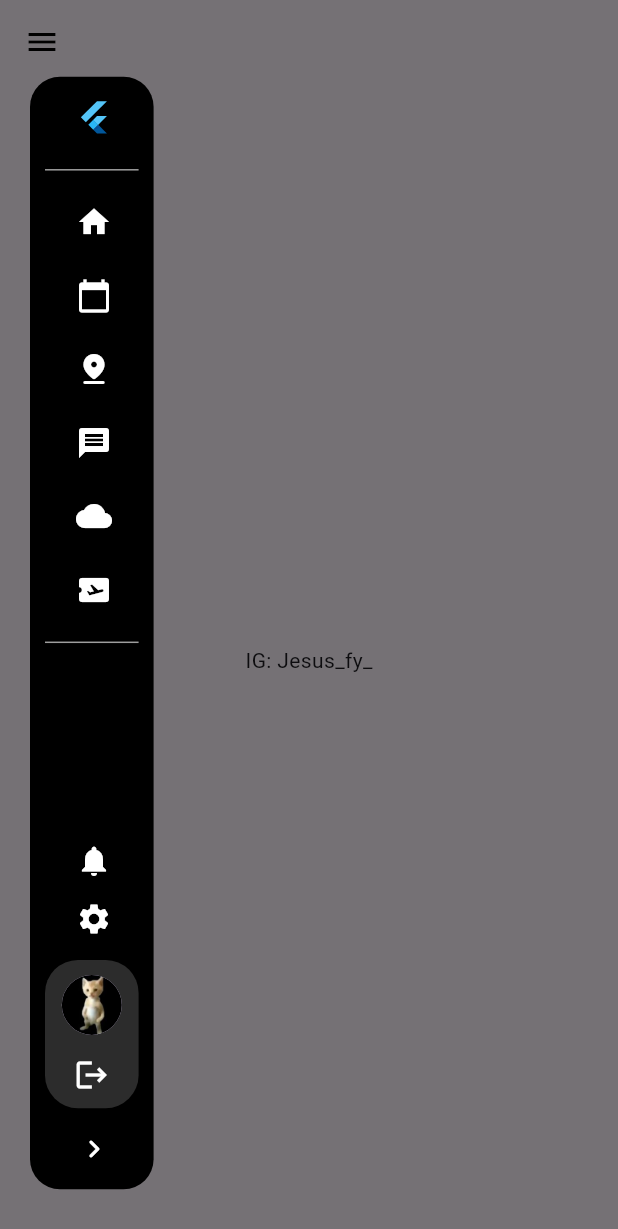
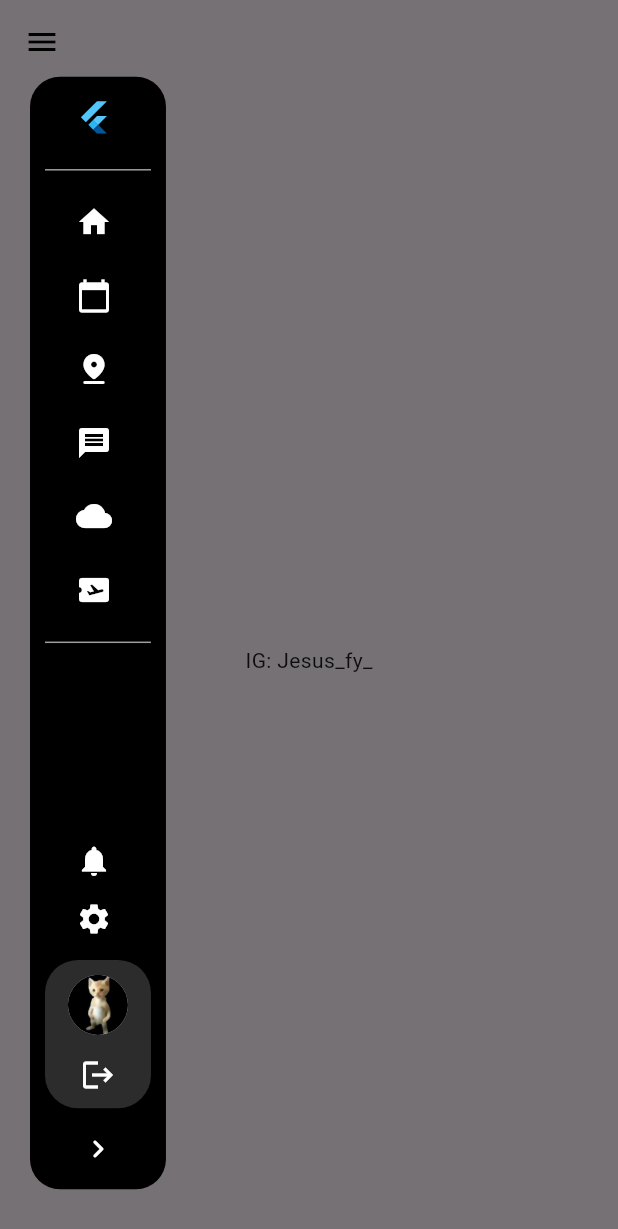
Before and after one commit to Jesus1397/Flutter-animation-drawer, a Flutter app: the screen it shows after launch, with the side drawer open, on a phone screen of 412 x 824 dp. Shown: the top 1229 px of the screen. Run offline on Flutter 3.47's test engine with Material 3 defaults, Android fonts, the phone set to English and light mode, and no system bars.

Commit message:
fix: changes

```diff
--- a/lib/components/drawer_widget.dart
+++ b/lib/components/drawer_widget.dart
@@ -22,7 +22,7 @@ class _DrawerWidgetState extends State<DrawerWidget> {
       duration: duration,
       margin: const EdgeInsets.only(top: 20, left: 20),
       padding: const EdgeInsets.symmetric(horizontal: 10, vertical: 15),
-      width: isExpanded ? size.width * 0.8 : size.width * 0.20,
+      width: isExpanded ? size.width * 0.8 : size.width * 0.22,
       height: size.height * 0.9,
       decoration: const BoxDecoration(
         color: Colors.black,
--- a/lib/components/item_animation_widget.dart
+++ b/lib/components/item_animation_widget.dart
@@ -30,7 +30,7 @@ class ItemAnimationWidget extends StatelessWidget {
           duration: duration,
           alignment: Alignment.centerLeft,
           padding: const EdgeInsets.only(left: 30),
-          width: isExpanded ? MediaQuery.of(context).size.width * 0.60 : 0.0,
+          width: isExpanded ? MediaQuery.of(context).size.width * 0.58 : 0.0,
           height: 16,
           child: AnimatedOpacity(
             opacity: isExpanded ? 1.0 : 0.0,
--- a/lib/components/logo_animation_widget.dart
+++ b/lib/components/logo_animation_widget.dart
@@ -23,7 +23,7 @@ class LogoAnimationWidget extends StatelessWidget {
         AnimatedContainer(
           padding: const EdgeInsets.only(left: 15),
           duration: duration,
-          width: isExpanded ? size.width * 0.6 : 0.0,
+          width: isExpanded ? size.width * 0.58 : 0.0,
           child: Row(
             mainAxisAlignment: MainAxisAlignment.spaceBetween,
             crossAxisAlignment: CrossAxisAlignment.center,
--- a/lib/components/profile_animation_widget.dart
+++ b/lib/components/profile_animation_widget.dart
@@ -25,8 +25,21 @@ class ProfileWidget extends StatelessWidget {
           Radius.circular(22),
         ),
       ),
+      child: AnimatedSwitcher(
+        duration: duration,
+        transitionBuilder: (Widget child, Animation<double> animation) {
+          return FadeTransition(
+            opacity: animation,
+            child: SizeTransition(
+              sizeFactor: animation,
+              axis: Axis.horizontal,
+              child: child,
+            ),
+          );
+        },
         child: isExpanded
             ? const Row(
+                key: ValueKey<bool>(true),
                 mainAxisAlignment: MainAxisAlignment.spaceBetween,
                 children: [
                   Expanded(
@@ -73,6 +86,7 @@ class ProfileWidget extends StatelessWidget {
                 ],
               )
             : const Column(
+                key: ValueKey<bool>(false),
                 mainAxisAlignment: MainAxisAlignment.spaceBetween,
                 children: [
                   CircleAvatar(
@@ -83,6 +97,7 @@ class ProfileWidget extends StatelessWidget {
                   Icon(Icons.logout, color: Colors.white),
                 ],
               ),
+      ),
     );
   }
 }
```
Also changed, not shown: assets/demo.png (added), 1 other file. Lines whose indentation alone changed are shown as unchanged.
